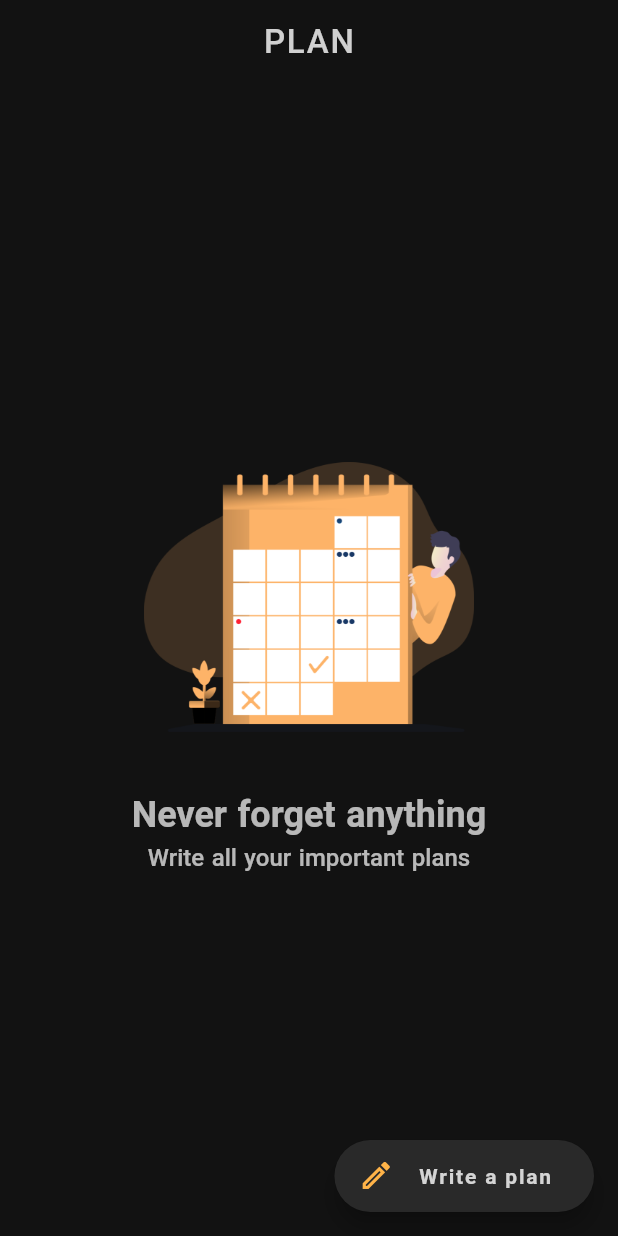
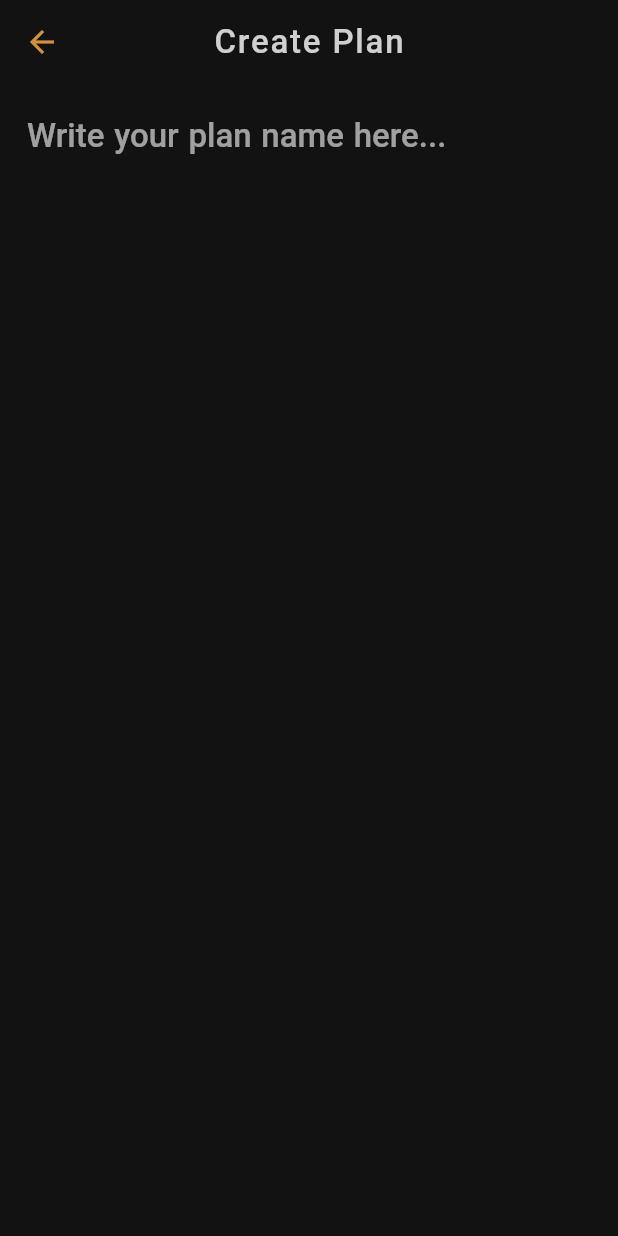
Before and after one commit to kira1752/Deep-Paper, a Flutter app: the PlanPage screen opened directly, after a tap on "Write a plan", on a phone screen of 412 x 824 dp. Run offline on Flutter 3.47's test engine with Material 2 defaults, Android fonts, the phone set to English and light mode, and no system bars; our stand-ins replace flutter_keyboard_visibility, fluttertoast, moor, moor_ffi, scrollable_positioned_list, tuple; generated files the repository leaves out were written again.

Commit message:
Improve looks and feel, some refactoring, initial work for create plan page
Signed-off-by: kira1752 <hendradlucky4@gmail.com>

```diff
--- a/lib/UI/apptheme.dart
+++ b/lib/UI/apptheme.dart
@@ -42,10 +42,10 @@ class AppTheme {
     return ThemeData.dark().copyWith(
         visualDensity: VisualDensity.adaptivePlatformDensity,
         popupMenuTheme: PopupMenuThemeData(
-            color: Color(0xff202020),
+            color: Color(0xff1f1f1f),
             textStyle: TextStyle(color: Colors.white.withOpacity(0.80))),
         bottomSheetTheme: BottomSheetThemeData(
-          modalBackgroundColor: Color(0xff202020),
+          modalBackgroundColor: Color(0xff1f1f1f),
         ),
         dialogTheme: DialogTheme(
           backgroundColor: Color(0xff202020),
@@ -61,7 +61,7 @@ class AppTheme {
         scaffoldBackgroundColor: Color(0xff121212),
         textSelectionColor: Color(0xffffb348).withOpacity(0.30),
         textSelectionHandleColor: Color(0xffffb348),
-        canvasColor: Color(0xff181818),
+        canvasColor: Color(0xff1a1a1a),
         textTheme: TextTheme(
             headline5: TextStyle(
               fontFamilyFallback: ["Noto Color Emoji"],
--- a/lib/UI/deep_material_app.dart
+++ b/lib/UI/deep_material_app.dart
@@ -2,6 +2,7 @@ import 'package:deep_paper/UI/apptheme.dart';
 import 'package:deep_paper/UI/deep_paper.dart';
 import 'package:deep_paper/UI/note/detailScreen/note_detail.dart';
 import 'package:deep_paper/UI/note/note_page.dart';
+import 'package:deep_paper/UI/plan/plan_detail/create_plan_page.dart';
 import 'package:deep_paper/UI/transition/deep_route.dart';
 import 'package:deep_paper/business_logic/note/provider/note_detail_provider.dart';
 import 'package:deep_paper/business_logic/note/provider/undo_redo_provider.dart';
@@ -67,6 +68,10 @@ class DeepMaterialApp extends StatelessWidget {
           case '/NotePage':
             return DeepRoute(page: (context) => NotePage(), settings: settings);
             break;
+          case '/CreatePlan':
+            return DeepRoute(
+                page: (context) => CreatePlanPage(), settings: settings);
+            break;
           default:
             return DeepRoute(
                 page: (context) => DeepPaper(), settings: settings);
--- a/lib/UI/note/widgets/drawer/deep_drawer.dart
+++ b/lib/UI/note/widgets/drawer/deep_drawer.dart
@@ -53,7 +53,7 @@ class _DeepDrawerState extends State<DeepDrawer> {
       child: Drawer(
         child: Container(
           padding: const EdgeInsets.only(right: 12.0),
-          color: Theme.of(context).canvasColor,
+          color: Theme.of(context).primaryColor,
           child: SafeArea(
               child: MultiProvider(
                 providers: [
--- /dev/null
+++ b/lib/UI/plan/plan_detail/create_plan_page.dart
@@ -0,0 +1,56 @@
+import 'package:deep_paper/utility/size_helper.dart';
+import 'package:flutter/material.dart';
+
+import '../../apptheme.dart';
+
+class CreatePlanPage extends StatefulWidget {
+  @override
+  _CreatePlanPageState createState() => _CreatePlanPageState();
+}
+
+class _CreatePlanPageState extends State<CreatePlanPage> {
+  @override
+  Widget build(BuildContext context) {
+    return Scaffold(
+      appBar: AppBar(
+        elevation: 0.0,
+        centerTitle: true,
+        leading: IconButton(
+          icon: Icon(
+            Icons.arrow_back,
+            color: Theme.of(context).accentColor.withOpacity(0.80),
+          ),
+          onPressed: () {
+            Navigator.of(context).maybePop();
+          },
+        ),
+        title: Text(
+          "Create Plan",
+          style: AppTheme.darkTitleAppBar(context),
+        ),
+      ),
+      body: SingleChildScrollView(
+        padding: EdgeInsets.fromLTRB(18, 16, 16, 16),
+        child: ListBody(
+          children: [_PlanNameField()],
+        ),
+      ),
+    );
+  }
+}
+
+class _PlanNameField extends StatelessWidget {
+  @override
+  Widget build(BuildContext context) {
+    return TextField(
+      style: Theme.of(context).textTheme.bodyText1.copyWith(
+          color: Colors.white.withOpacity(0.80),
+          fontWeight: FontWeight.normal,
+          fontSize: SizeHelper.getTitle),
+      maxLines: null,
+      decoration: InputDecoration.collapsed(
+          hintText: 'Write your plan name here...',
+          hintStyle: TextStyle(fontWeight: FontWeight.w500)),
+    );
+  }
+}
--- a/lib/UI/plan/plan_page.dart
+++ b/lib/UI/plan/plan_page.dart
@@ -48,7 +48,9 @@ class PlanFloatingActionButton extends StatelessWidget {
                         color: Colors.white.withOpacity(0.80)),
                   ),
                 ),
-                onPressed: () {},
+                onPressed: () {
+                  Navigator.of(context).pushNamed("/CreatePlan");
+                },
               ),
             );
           }),
```
Also changed, not shown: lib/UI/deep_paper.dart (+3 -12 lines), lib/UI/note/detailScreen/note_detail.dart (+1 -11 lines), lib/UI/note/widgets/deep_dialog.dart (+8 -25 lines).
